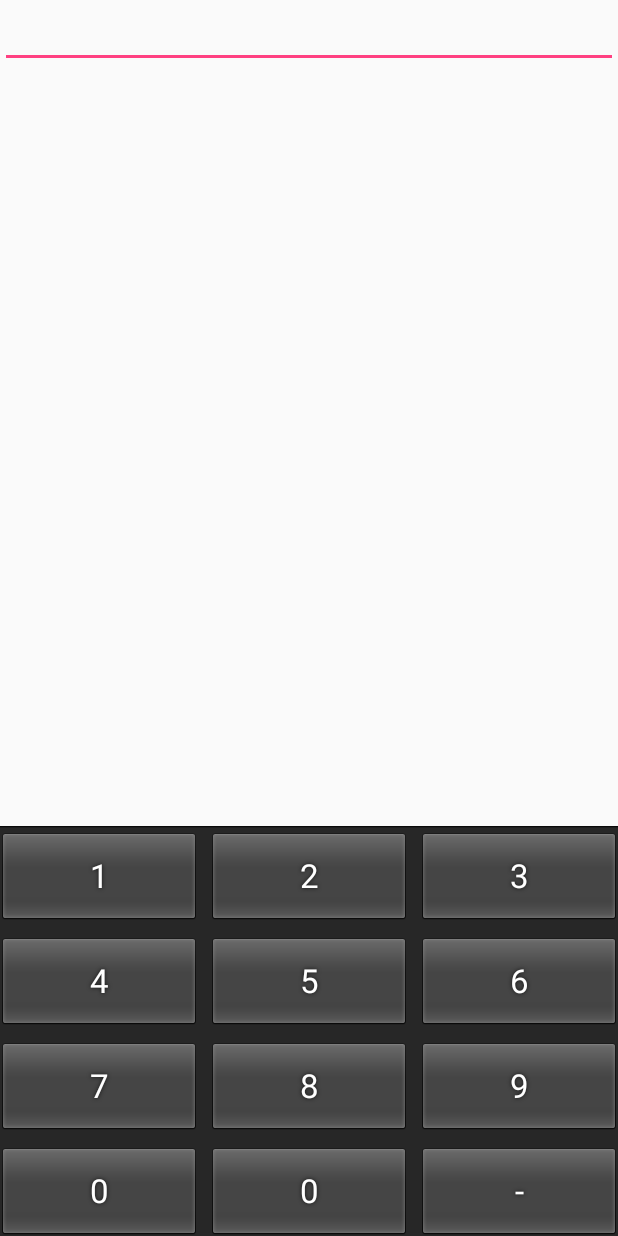
After one commit to lixinxinlove/ImageProject, an Android app: the KeyboardViewActivity screen opened directly, with no data from a screen before it, on a phone screen of 412 x 824 dp. The commit adds this screen. Run offline under Robolectric (Android 15) with nearby library versions, the phone set to English and light mode, and no system bars; libraries missing offline, so code that uses them is left out: com.alibaba.android.

Commit message:
添加 自定义 数字键盘

```diff
--- a/app/build.gradle
+++ b/app/build.gradle
@@ -35,27 +35,18 @@ dependencies {
     compile 'com.android.support:appcompat-v7:26.0.0-alpha1'
     compile 'com.android.support:recyclerview-v7:26.0.0-alpha1'
     compile 'com.android.support.constraint:constraint-layout:1.0.2'
-    //数据库调试
-    compile 'com.facebook.stetho:stetho:1.5.0'
-    //glide
-    compile 'com.github.bumptech.glide:glide:4.6.1'
-    //glide 扩展
-    compile 'jp.wasabeef:glide-transformations:3.1.0'
+    compile 'com.facebook.stetho:stetho:1.5.0' //数据库调试
+    compile 'com.github.bumptech.glide:glide:4.6.1'  //glide
+    compile 'jp.wasabeef:glide-transformations:3.1.0'  //glide 扩展
     compile 'jp.co.cyberagent.android.gpuimage:gpuimage-library:1.4.1'
-    //rxjava
-    compile 'io.reactivex.rxjava2:rxandroid:2.0.1'
+    compile 'io.reactivex.rxjava2:rxandroid:2.0.1' //rxjava
     compile 'io.reactivex.rxjava2:rxjava:2.1.9'
-    // adapter
-    compile 'com.github.CymChad:BaseRecyclerViewAdapterHelper:2.9.30'
-    //路由
-    compile 'com.alibaba:arouter-api:1.3.1'
-    //okHttp
-    compile 'com.squareup.okhttp3:okhttp:3.10.0'
-    //room
+    compile 'com.github.CymChad:BaseRecyclerViewAdapterHelper:2.9.30' // adapter
+    compile 'com.alibaba:arouter-api:1.3.1' //路由
+    compile 'com.squareup.okhttp3:okhttp:3.10.0' //okHttp
     compile 'android.arch.persistence.room:runtime:1.0.0'
-
     testCompile 'junit:junit:4.12'
     annotationProcessor 'com.github.bumptech.glide:compiler:4.6.1'
     annotationProcessor 'com.alibaba:arouter-compiler:1.1.4'
-    annotationProcessor 'android.arch.persistence.room:compiler:1.0.0'
+    annotationProcessor 'android.arch.persistence.room:compiler:1.0.0'  //room
 }
--- a/app/src/main/AndroidManifest.xml
+++ b/app/src/main/AndroidManifest.xml
@@ -50,7 +50,8 @@
             android:exported="false" />
 
         <activity android:name=".activity.UpdateApkActivity" />
-        <activity android:name=".activity.AnimatorSetActivity"></activity>
+        <activity android:name=".activity.AnimatorSetActivity" />
+        <activity android:name=".activity.KeyboardViewActivity"></activity>
     </application>
 
 </manifest>
--- /dev/null
+++ b/app/src/main/java/com/lixinxin/imageproject/activity/KeyboardViewActivity.java
@@ -0,0 +1,22 @@
+package com.lixinxin.imageproject.activity;
+
+import android.os.Bundle;
+import android.support.v7.app.AppCompatActivity;
+import android.view.View;
+
+import com.alibaba.android.arouter.facade.annotation.Route;
+import com.lixinxin.imageproject.R;
+import com.lixinxin.imageproject.view.NumKeyView;
+
+@Route(path = "/activity/KeyboardViewActivity")
+public class KeyboardViewActivity extends AppCompatActivity {
+    private NumKeyView mKeyView;
+
+    @Override
+    protected void onCreate(Bundle savedInstanceState) {
+        super.onCreate(savedInstanceState);
+        setContentView(R.layout.activity_keyboard_view);
+        mKeyView = (NumKeyView) findViewById(R.id.nkv);
+        mKeyView.setVisibility(View.VISIBLE);
+    }
+}
--- a/app/src/main/java/com/lixinxin/imageproject/activity/RecyclerViewActivity.java
+++ b/app/src/main/java/com/lixinxin/imageproject/activity/RecyclerViewActivity.java
@@ -53,6 +53,7 @@ public class RecyclerViewActivity extends AppCompatActivity implements BaseQuick
         mData.add("9-SQLite读取数据库文件（拷贝数据库文件）");
         mData.add("10-下载apk安装包");
         mData.add("11-属性动画");
+        mData.add("12-自定义键盘");
         adapter = new ListAdapter(mData);
         adapter.setOnItemClickListener(this);
     }
@@ -98,6 +99,9 @@ public class RecyclerViewActivity extends AppCompatActivity implements BaseQuick
             case 11:
                 ARouter.getInstance().build("/activity/AnimatorSetActivity").navigation();
                 break;
+            case 12:
+                ARouter.getInstance().build("/activity/KeyboardViewActivity").navigation();
+                break;
             default:
                 break;
         }
--- /dev/null
+++ b/app/src/main/java/com/lixinxin/imageproject/view/NumKeyView.java
@@ -0,0 +1,86 @@
+package com.lixinxin.imageproject.view;
+
+import android.content.Context;
+import android.inputmethodservice.Keyboard;
+import android.inputmethodservice.KeyboardView;
+import android.util.AttributeSet;
+import android.util.Log;
+
+import com.lixinxin.imageproject.R;
+
+/**
+ * Created by android on 2018/3/16.
+ * 数字键盘
+ */
+
+public class NumKeyView extends KeyboardView implements KeyboardView.OnKeyboardActionListener {
+
+
+    private Context mContext;
+
+    public NumKeyView(Context context, AttributeSet attrs) {
+        super(context, attrs);
+        init(context);
+    }
+
+    public NumKeyView(Context context, AttributeSet attrs, int defStyleAttr) {
+        super(context, attrs, defStyleAttr);
+        init(context);
+    }
+
+    public NumKeyView(Context context, AttributeSet attrs, int defStyleAttr, int defStyleRes) {
+        super(context, attrs, defStyleAttr, defStyleRes);
+        init(context);
+    }
+
+
+    private void init(Context context) {
+        mContext = context;
+        //获取xml中的按键布局
+        Keyboard keyboard = new Keyboard(context, R.xml.keyboard_view);
+        setKeyboard(keyboard);
+        setEnabled(true);
+        setPreviewEnabled(false);
+        setOnKeyboardActionListener(this);
+    }
+
+
+    @Override
+    public void onPress(int primaryCode) {
+        Log.e("onPress", primaryCode + "");
+    }
+
+    @Override
+    public void onRelease(int primaryCode) {
+    }
+
+    @Override
+    public void onKey(int primaryCode, int[] keyCodes) {
+        Log.e("onKey", primaryCode + "");
+    }
+
+    @Override
+    public void onText(CharSequence text) {
+
+    }
+
+    @Override
+    public void swipeLeft() {
+        super.swipeLeft();
+    }
+
+    @Override
+    public void swipeRight() {
+        super.swipeRight();
+    }
+
+    @Override
+    public void swipeDown() {
+        super.swipeDown();
+    }
+
+    @Override
+    public void swipeUp() {
+        super.swipeUp();
+    }
+}
--- /dev/null
+++ b/app/src/main/res/layout/activity_keyboard_view.xml
@@ -0,0 +1,16 @@
+<?xml version="1.0" encoding="utf-8"?>
+<RelativeLayout xmlns:android="http://schemas.android.com/apk/res/android"
+    android:layout_width="match_parent"
+    android:layout_height="match_parent">
+
+    <EditText
+        android:layout_width="match_parent"
+        android:layout_height="wrap_content" />
+
+    <com.lixinxin.imageproject.view.NumKeyView
+        android:id="@+id/nkv"
+        android:layout_alignParentBottom="true"
+        android:layout_width="match_parent"
+        android:layout_height="wrap_content" />
+
+</RelativeLayout>
--- /dev/null
+++ b/app/src/main/res/xml/keyboard_view.xml
@@ -0,0 +1,88 @@
+<?xml version="1.0" encoding="utf-8"?>
+<Keyboard xmlns:android="http://schemas.android.com/apk/res/android"
+    android:horizontalGap="0px"
+    android:keyHeight="7.5%p"
+    android:keyWidth="33.33333333333333%p"
+    android:verticalGap="0px">
+    <Row android:verticalGap="1%p">
+        <Key
+            android:codes="49"
+            android:horizontalGap="2%p"
+            android:keyLabel="1">
+
+        </Key>
+        <Key
+            android:codes="50"
+            android:horizontalGap="2%p"
+            android:keyLabel="2">
+
+        </Key>
+        <Key
+            android:codes="51"
+            android:horizontalGap="2%p"
+            android:keyLabel="3">
+
+        </Key>
+    </Row>
+    <Row android:verticalGap="1%p">
+        <Key
+            android:codes="52"
+            android:horizontalGap="2%p"
+            android:keyLabel="4">
+
+        </Key>
+        <Key
+            android:codes="53"
+            android:horizontalGap="2%p"
+            android:keyLabel="5">
+
+        </Key>
+        <Key
+            android:codes="54"
+            android:horizontalGap="2%p"
+            android:keyLabel="6">
+
+        </Key>
+    </Row>
+    <Row android:verticalGap="1%p">
+        <Key
+            android:codes="55"
+            android:horizontalGap="2%p"
+            android:keyLabel="7">
+
+        </Key>
+        <Key
+            android:codes="56"
+            android:horizontalGap="2%p"
+            android:keyLabel="8">
+
+        </Key>
+        <Key
+            android:codes="57"
+            android:horizontalGap="2%p"
+            android:keyLabel="9">
+
+        </Key>
+    </Row>
+    <Row>
+        <Key
+            android:codes="-2"
+            android:horizontalGap="2%p"
+            android:keyLabel="0">
+
+        </Key>
+        <Key
+            android:codes="48"
+            android:horizontalGap="2%p"
+            android:keyLabel="0">
+
+        </Key>
+        <Key
+            android:codes="-5"
+            android:horizontalGap="2%p"
+            android:isRepeatable="true"
+            android:keyLabel="-">
+
+        </Key>
+    </Row>
+</Keyboard>
```
